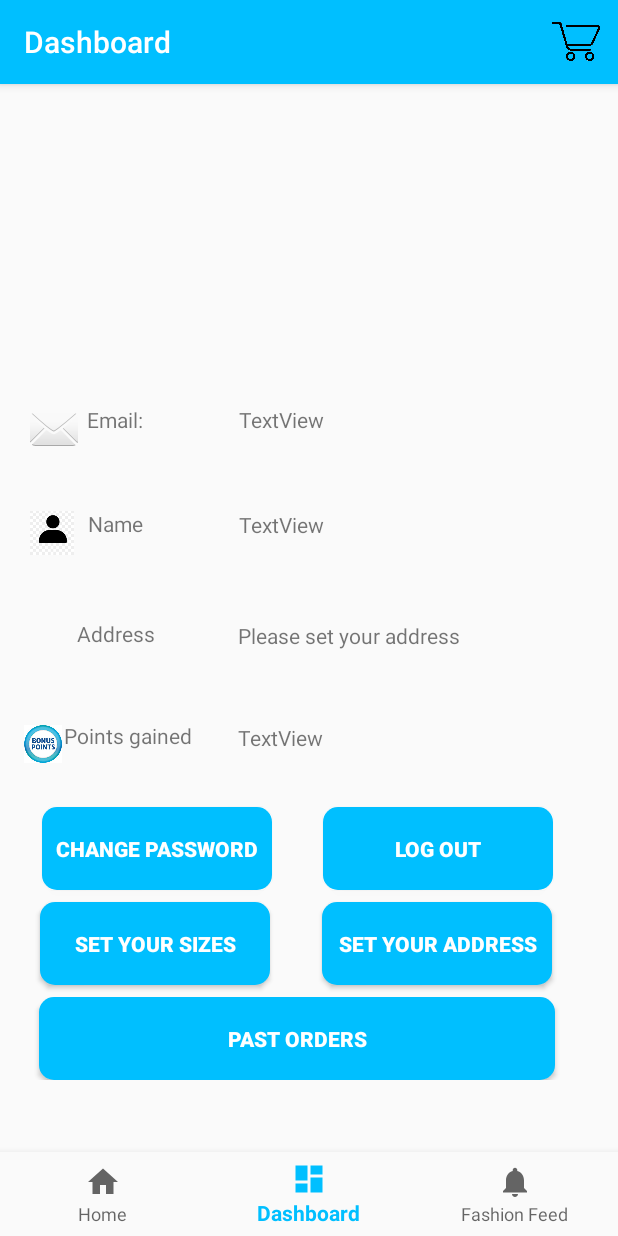
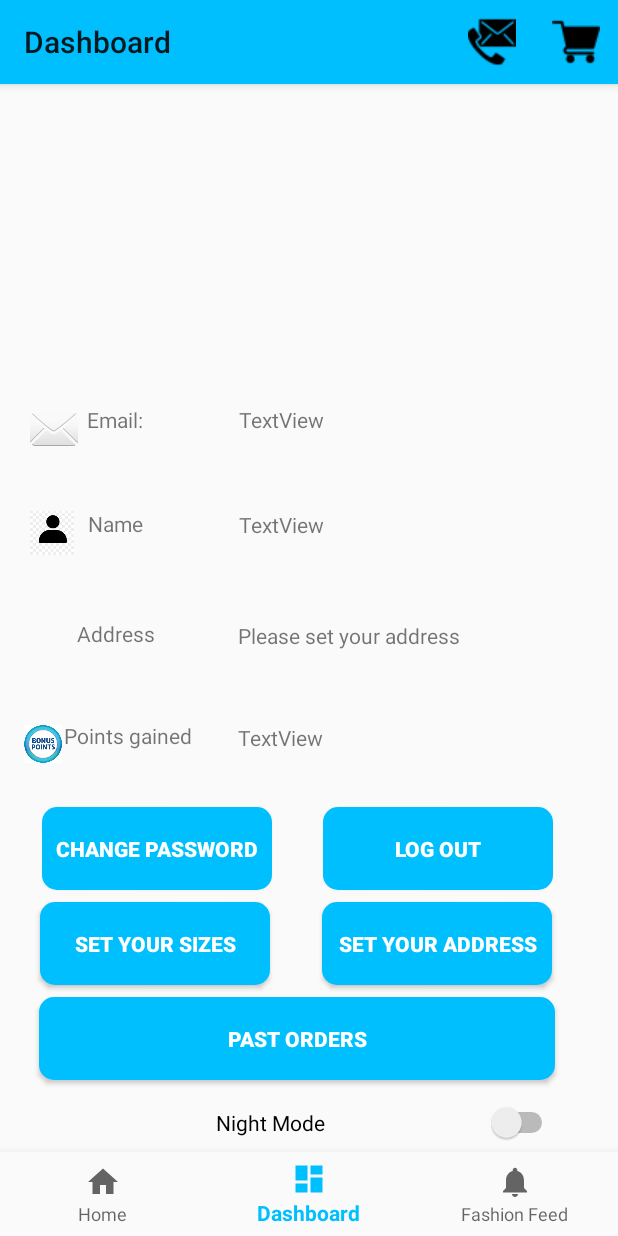
Before and after one commit to karimmady/eshop-client, an Android app: the DashboardFragment screen opened through its navigation route, on a phone screen of 412 x 824 dp. Run offline under Robolectric (Android 15) with nearby library versions, the phone set to English and light mode, and no system bars; our stand-ins replace navigation-ui; 1 statement that could not run was skipped.

Commit message:
contactActivity

```diff
--- a/app/src/main/AndroidManifest.xml
+++ b/app/src/main/AndroidManifest.xml
@@ -18,8 +18,9 @@
         android:supportsRtl="true"
         android:theme="@style/AppTheme"
         android:usesCleartextTraffic="true">
-        <activity android:name=".ui.home.PlaceOrder"></activity>
-        <activity android:name=".OrderItems"></activity>
+        <activity android:name=".contact"></activity>
+        <activity android:name=".ui.home.PlaceOrder" />
+        <activity android:name=".OrderItems" />
         <activity android:name=".PastOrders" />
         <activity android:name=".SetAddress" />
         <activity
--- a/app/src/main/java/com/example/eshop_client/DataHolder.java
+++ b/app/src/main/java/com/example/eshop_client/DataHolder.java
@@ -7,10 +7,14 @@ import java.util.List;
 public class DataHolder {
     private String email;
     List<NameValuePair> postInfo;
+    private boolean night;
     public String getEmail() {return email;}
+    public boolean getNight(){return night;}
+    public void setNight(boolean nightmode) {night = nightmode;}
     public void setEmail(String mail) {this.email = mail;}
     public void setPostInfo(List<NameValuePair> nameValuePairs){postInfo = nameValuePairs;}
     public List<NameValuePair>getPostInfo(){return postInfo;}
     private static final DataHolder holder = new DataHolder();
     public static DataHolder getInstance() {return holder;}
+
 }
--- a/app/src/main/java/com/example/eshop_client/Home.java
+++ b/app/src/main/java/com/example/eshop_client/Home.java
@@ -1,6 +1,7 @@
 package com.example.eshop_client;
 
 import android.content.Intent;
+import android.content.SharedPreferences;
 import android.os.Bundle;
 import android.view.Menu;
 import android.view.MenuItem;
@@ -13,6 +14,7 @@ import com.google.android.material.bottomnavigation.BottomNavigationView;
 
 import androidx.appcompat.app.ActionBar;
 import androidx.appcompat.app.AppCompatActivity;
+import androidx.appcompat.app.AppCompatDelegate;
 import androidx.navigation.NavController;
 import androidx.navigation.Navigation;
 import androidx.navigation.ui.AppBarConfiguration;
@@ -25,9 +27,14 @@ public class Home extends AppCompatActivity {
     private RecyclerView.Adapter mAdapter;
     private RecyclerView.LayoutManager layoutManager;
 
-
     @Override
     protected void onCreate(Bundle savedInstanceState) {
+        if(DataHolder.getInstance().getNight())
+            AppCompatDelegate.setDefaultNightMode(
+                    AppCompatDelegate.MODE_NIGHT_YES);
+        else
+            AppCompatDelegate.setDefaultNightMode(
+                    AppCompatDelegate.MODE_NIGHT_NO);
         super.onCreate(savedInstanceState);
         setContentView(R.layout.activity_home);
 
@@ -50,20 +57,32 @@ public class Home extends AppCompatActivity {
     @Override
     public boolean onCreateOptionsMenu(Menu menu)
     {
-        menu.add(0, 0, 0, "Cart").setIcon(R.drawable.cart)
+        menu.add(0, 0, 1, "Cart").setIcon(R.drawable.cart)
                 .setShowAsAction(MenuItem.SHOW_AS_ACTION_IF_ROOM);
-
-        menu.getItem(0).setOnMenuItemClickListener(new MenuItem.OnMenuItemClickListener() {
+        menu.add(0,1,0,"contact").setIcon(R.drawable.contactus)
+                .setShowAsAction(MenuItem.SHOW_AS_ACTION_ALWAYS);
+        menu.getItem(1).setOnMenuItemClickListener(new MenuItem.OnMenuItemClickListener() {
             @Override
             public boolean onMenuItemClick(MenuItem item) {
                 Intent i = new Intent (Home.this,Cart.class);
                 startActivity(i);
                 return true;
+
+            }
+        });
+        menu.getItem(0).setOnMenuItemClickListener(new MenuItem.OnMenuItemClickListener() {
+            @Override
+            public boolean onMenuItemClick(MenuItem item) {
+                Intent i = new Intent (Home.this,contact.class);
+                startActivity(i);
+                return true;
+
             }
         });
 
 
-                return true;
+
+        return true;
     }
 
 }
--- a/app/src/main/java/com/example/eshop_client/ui/dashboard/DashboardFragment.java
+++ b/app/src/main/java/com/example/eshop_client/ui/dashboard/DashboardFragment.java
@@ -7,7 +7,9 @@ import android.view.LayoutInflater;
 import android.view.View;
 import android.view.ViewGroup;
 import android.widget.Button;
+import android.widget.CompoundButton;
 import android.widget.EditText;
+import android.widget.Switch;
 import android.widget.TextView;
 
 import androidx.annotation.Nullable;
@@ -18,6 +20,7 @@ import androidx.lifecycle.ViewModelProvider;
 import androidx.lifecycle.ViewModelProviders;
 
 import com.example.eshop_client.DataHolder;
+import com.example.eshop_client.Home;
 import com.example.eshop_client.MainActivity;
 import com.example.eshop_client.Network;
 import com.example.eshop_client.PastOrders;
@@ -29,12 +32,11 @@ import java.io.InputStream;
 import static android.content.Context.MODE_PRIVATE;
 
 public class DashboardFragment extends Fragment {
-    SharedPreferences preferences;
-
     private DashboardViewModel dashboardViewModel;
     String password = new String();
     Network network = new Network();
     TextView name, points,email, addressField;
+    boolean nightMode;
     public View onCreateView(@NonNull LayoutInflater inflater,
                              ViewGroup container, Bundle savedInstanceState) {
         dashboardViewModel =
@@ -45,6 +47,9 @@ public class DashboardFragment extends Fragment {
         final Button changesize = root.findViewById(R.id.changesizes);
         final Button changeAddress = root.findViewById(R.id.changeAddress);
         final Button pastOrders = root.findViewById(R.id.viewOrders);
+        final Switch night = (Switch) root.findViewById(R.id.night);
+        night.setChecked(DataHolder.getInstance().getNight());
+        //final Button night = root.findViewById(R.id.night);
         name = root.findViewById(R.id.nameDashboard);
         email = root.findViewById(R.id.emailDashboard);
         points = root.findViewById(R.id.pointsDashboard);
@@ -62,6 +67,16 @@ public class DashboardFragment extends Fragment {
         }catch (Exception e){
             System.out.println(e);
         }
+        night.setOnCheckedChangeListener(new CompoundButton.OnCheckedChangeListener() {
+            public void onCheckedChanged(CompoundButton buttonView, boolean isChecked) {
+                if(!isChecked)
+                    DataHolder.getInstance().setNight(false);
+                else
+                    DataHolder.getInstance().setNight(true);
+                Intent i = new Intent(getContext(), Home.class);
+                startActivity(i);
+            }
+        });
         changeAddress.setOnClickListener(new View.OnClickListener() {
             @Override
             public void onClick(View v) {
--- a/app/src/main/java/com/example/eshop_client/ui/home/PlaceOrder.java
+++ b/app/src/main/java/com/example/eshop_client/ui/home/PlaceOrder.java
@@ -146,6 +146,7 @@ public class PlaceOrder extends AppCompatActivity {
 
                     networkPost.execute("http://10.0.2.2:3000/putOrder").get();
 
+                    System.out.println(networkPost.status);
                     if(networkPost.status == 200) {
 
                         Toast.makeText(PlaceOrder.this, "Your order has been placed", Toast.LENGTH_LONG).show();
--- a/app/src/main/res/layout/fragment_dashboard.xml
+++ b/app/src/main/res/layout/fragment_dashboard.xml
@@ -4,7 +4,7 @@
     xmlns:tools="http://schemas.android.com/tools"
     android:id="@+id/container"
     android:layout_width="match_parent"
-    android:layout_height="wrap_content"
+    android:layout_height="match_parent"
     android:paddingTop="15dp">
 
 
@@ -208,5 +208,31 @@
         app:layout_constraintTop_toBottomOf="@+id/logout"
         app:rippleColor="@color/white" />
 
+<!--    <Button-->
+<!--        android:id="@+id/night"-->
+<!--        android:layout_width="153dp"-->
+<!--        android:layout_height="55dp"-->
+<!--        android:layout_marginTop="132dp"-->
+<!--        android:background="@layout/button_background"-->
+<!--        android:text="Set Your Address"-->
+<!--        android:textColor="@color/white"-->
+<!--        android:textStyle="bold"-->
+<!--        app:layout_constraintEnd_toEndOf="parent"-->
+<!--        app:layout_constraintStart_toStartOf="parent"-->
+<!--        app:layout_constraintTop_toBottomOf="@+id/logout"-->
+<!--        app:rippleColor="@color/white" />-->
+
+    <Switch
+        android:id="@+id/night"
+        android:layout_width="336dp"
+        android:layout_height="38dp"
+        android:layout_marginStart="36dp"
+        android:layout_marginLeft="36dp"
+        android:layout_marginTop="136dp"
+        android:text="Night Mode"
+        android:gravity="center"
+        app:layout_constraintStart_toStartOf="parent"
+        app:layout_constraintTop_toBottomOf="@+id/logout" />
+
 
 </androidx.constraintlayout.widget.ConstraintLayout>
--- a/app/src/main/res/values/styles.xml
+++ b/app/src/main/res/values/styles.xml
@@ -1,7 +1,7 @@
 <resources>
 
     <!-- Base application theme. -->
-    <style name="AppTheme" parent="Theme.AppCompat.Light.DarkActionBar">
+    <style name="AppTheme" parent="Theme.AppCompat.DayNight">
         <!-- Customize your theme here. -->
         <item name="colorPrimary">@color/deepSkyBlue</item>
         <item name="colorPrimaryDark">@color/deepSkyBlue</item>
```
Also changed, not shown: app/src/main/java/com/example/eshop_client/contact.java (added, +15 -0 lines), app/src/main/res/layout/activity_contact.xml (added, +70 -0 lines), app/src/main/res/drawable/cart.png, app/src/main/res/drawable/contactus.png (added), app/src/main/res/drawable/eshop.png (added), app/src/main/res/drawable/eshopcontact.png (added), app/src/main/res/drawable/puma.png (added).
